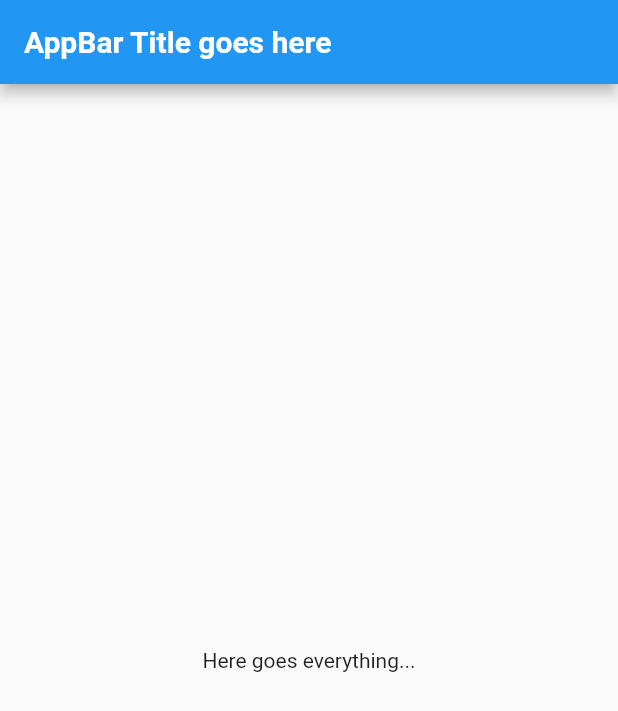
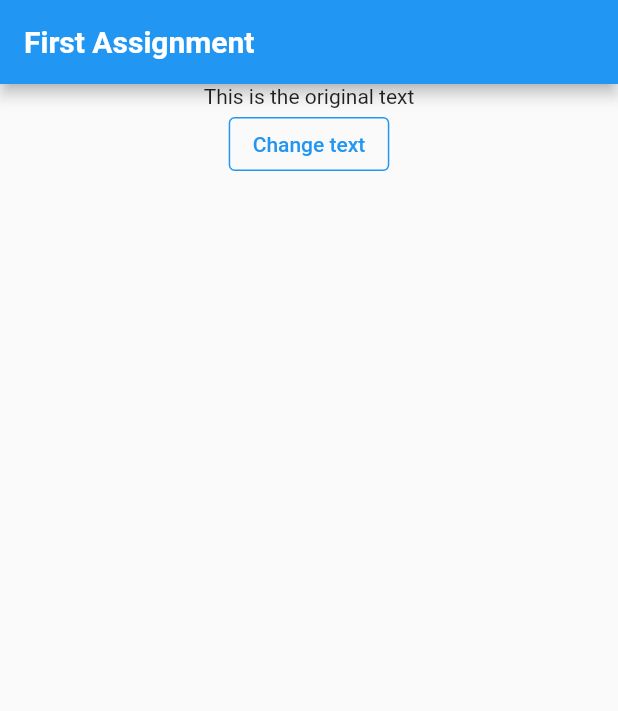
Before and after one commit to KenjiEmura/Flutter, a Flutter app: the screen it shows after launch, on a phone screen of 412 x 824 dp. Shown: the top 711 px of the screen. Run offline on Flutter 3.47's test engine with Material 2 defaults, Android fonts, the phone set to English and light mode, and no system bars.

Commit message:
Finished assignment #1, created an app that toggles text when pressing a button

```diff
--- a/playground/first_assignment/lib/main.dart
+++ b/playground/first_assignment/lib/main.dart
@@ -4,6 +4,9 @@
 // 3) Split the app into three widgets: App, TextControl & Text
 
 import 'package:flutter/material.dart';
+
+import 'textControl.dart';
+import 'text.dart';
 
 void main() => runApp(MyApp());
 
@@ -13,24 +16,33 @@ class MyApp extends StatefulWidget {
 }
 
 class _MyAppState extends State<MyApp> {
-  // ...
-  // Here goes the private _variables, function declarations, logic, etc.
-  // ...
+  // Variables, data, etc.
+  bool _textType = true;
+
+  // Functions, getters, etc.
+  void _buttonPressed() {
+    setState(() {
+      _textType = !_textType;
+    });
+  }
 
   @override
   Widget build(BuildContext context) {
     return MaterialApp(
-      // home: Text("Kenji's Amazing App!"),
       home: Scaffold(
-          appBar: AppBar(
-            title: Text(
-              'AppBar Title goes here',
-              style: TextStyle(fontWeight: FontWeight.bold),
-            ),
+        appBar: AppBar(
+          title: Text(
+            'First Assignment',
+            style: TextStyle(fontWeight: FontWeight.bold),
           ),
-          body: Center(
-            child: Text('Here goes everything...'),
-          )),
+        ),
+        body: Center(
+          child: Column(children: [
+            TextToDisplay(_textType),
+            TextControl(_buttonPressed),
+          ]),
+        ),
+      ),
     );
   }
 }
--- /dev/null
+++ b/playground/first_assignment/lib/text.dart
@@ -0,0 +1,20 @@
+import 'package:flutter/material.dart';
+
+class TextToDisplay extends StatelessWidget {
+  final bool displayMainText;
+
+  TextToDisplay(this.displayMainText);
+
+  String get textToDisplay {
+    if (displayMainText) {
+      return 'This is the original text';
+    } else {
+      return 'This is the second type of text';
+    }
+  }
+
+  @override
+  Widget build(BuildContext context) {
+    return Text(textToDisplay);
+  }
+}
--- /dev/null
+++ b/playground/first_assignment/lib/textControl.dart
@@ -0,0 +1,19 @@
+import 'package:flutter/material.dart';
+
+class TextControl extends StatelessWidget {
+  final VoidCallback changeText;
+
+  TextControl(this.changeText);
+
+  @override
+  Widget build(BuildContext context) {
+    return OutlinedButton(
+      style: OutlinedButton.styleFrom(
+        primary: Colors.blue, //Text Color
+        side: BorderSide(color: Colors.blue), //Border Color
+      ),
+      child: Text('Change text'),
+      onPressed: changeText,
+    );
+  }
+}
```
Also changed, not shown: 1 other file.
